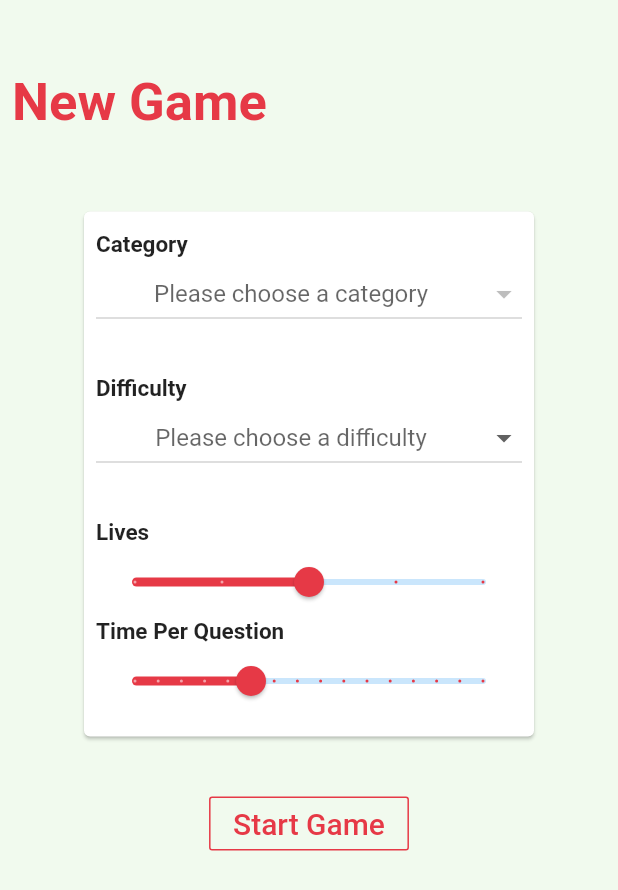
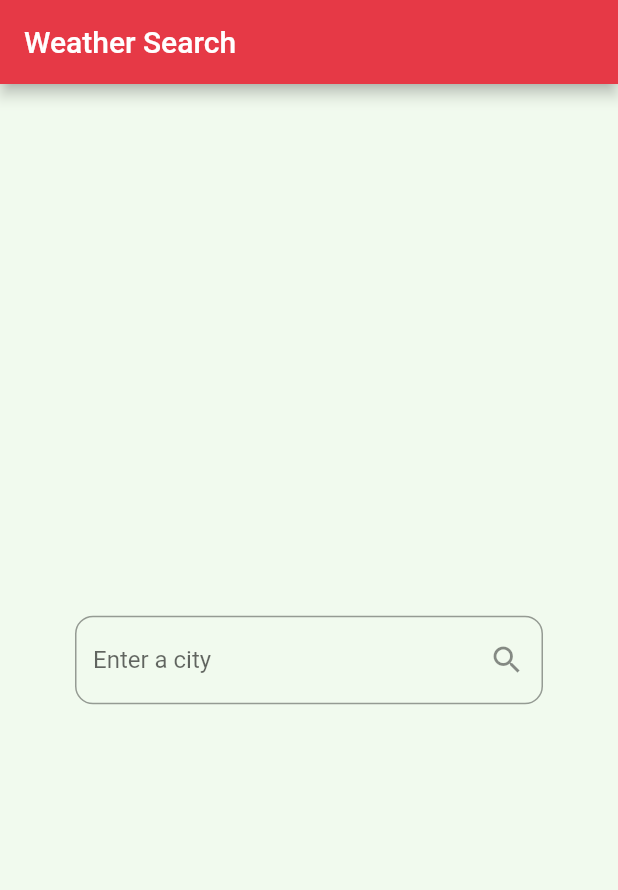
Before and after one commit to Gostis/Flutter_Trivia_App, a Flutter app: the screen it shows after launch, on a phone screen of 412 x 824 dp. Shown: the top 890 px of the screen. Run offline on Flutter 3.47's test engine with Material 2 defaults, Android fonts, the phone set to English and light mode, and no system bars; our stand-ins replace bloc, equatable, flutter_bloc.

Commit message:
Added temporary project for bloc

```diff
--- /dev/null
+++ b/lib/bloc/bloc.dart
@@ -0,0 +1,3 @@
+export 'weather_bloc.dart';
+export 'weather_event.dart';
+export 'weather_state.dart';
--- /dev/null
+++ b/lib/bloc/weather_bloc.dart
@@ -0,0 +1,41 @@
+import 'dart:async';
+import 'package:bloc/bloc.dart';
+import 'package:trivia_app/data/weather_repository.dart';
+import './bloc.dart';
+
+class WeatherBloc extends Bloc<WeatherEvent, WeatherState> {
+  final WeatherRepository weatherRepository;
+
+  //constructor
+  WeatherBloc(this.weatherRepository);
+
+  @override
+  WeatherState get initialState => WeatherInitial();
+
+  @override
+  Stream<WeatherState> mapEventToState(
+    WeatherEvent event,
+  ) async* {
+    //output to the stream: (yield)
+
+    //Start loading directly when new event arrives
+    yield WeatherLoading();
+
+    if (event is GetWeather) {
+      try {
+        final weather = await weatherRepository.fetchWeather(event.cityName);
+        yield WeatherLoaded(weather);
+      } on NetworkError {
+        yield WeatherError("Couldn't fetch weather");
+      }
+    } else if (event is GetDetailedWeather) {
+      try {
+        final weather =
+            await weatherRepository.fetchDetailedWeather(event.cityName);
+        yield WeatherLoaded(weather);
+      } on NetworkError {
+        yield WeatherError("Couldn't fetch detailed weather");
+      }
+    }
+  }
+}
--- /dev/null
+++ b/lib/bloc/weather_event.dart
@@ -0,0 +1,26 @@
+import 'package:equatable/equatable.dart';
+
+abstract class WeatherEvent extends Equatable {
+  const WeatherEvent();
+}
+
+//Usecases of the app
+class GetWeather extends WeatherEvent {
+  final String cityName;
+
+  //Ändrar inget om cityname blir samma 2 ggr i rad typ..
+  const GetWeather(this.cityName);
+
+  @override
+  List<Object> get props => [cityName];
+}
+
+class GetDetailedWeather extends WeatherEvent {
+  final String cityName;
+
+  //Ändrar inget om cityname blir samma 2 ggr i rad typ..
+  const GetDetailedWeather(this.cityName);
+
+  @override
+  List<Object> get props => [cityName];
+}
--- /dev/null
+++ b/lib/bloc/weather_state.dart
@@ -0,0 +1,36 @@
+import 'package:equatable/equatable.dart';
+import 'package:trivia_app/data/model/weather.dart';
+
+abstract class WeatherState extends Equatable {
+  const WeatherState();
+}
+
+class WeatherInitial extends WeatherState {
+  const WeatherInitial();
+
+  @override
+  List<Object> get props => [];
+}
+
+class WeatherLoading extends WeatherState {
+  const WeatherLoading();
+
+  @override
+  List<Object> get props => [];
+}
+
+class WeatherLoaded extends WeatherState {
+  final Weather weather;
+  const WeatherLoaded(this.weather);
+
+  @override
+  List<Object> get props => [this.weather];
+}
+
+class WeatherError extends WeatherState {
+  final String message;
+  const WeatherError(this.message);
+
+  @override
+  List<Object> get props => [this.message];
+}
--- /dev/null
+++ b/lib/data/model/weather.dart
@@ -0,0 +1,19 @@
+import 'package:equatable/equatable.dart';
+import 'package:meta/meta.dart';
+
+class Weather extends Equatable {
+  final String cityName;
+  final double temperatureCelsius;
+  final double temperatureFarenheit;
+
+  Weather({
+    @required this.cityName,
+    @required this.temperatureCelsius,
+    this.temperatureFarenheit,
+  });
+
+  @override
+  // For Equatable (value equality)
+  List<Object> get props =>
+      [cityName, temperatureCelsius, temperatureFarenheit];
+}
--- /dev/null
+++ b/lib/data/weather_repository.dart
@@ -0,0 +1,56 @@
+import 'dart:math';
+
+import 'model/weather.dart';
+
+abstract class WeatherRepository {
+  Future<Weather> fetchWeather(String cityName);
+  Future<Weather> fetchDetailedWeather(String cityName);
+}
+
+class FakeWeatherRepository implements WeatherRepository {
+  double cachedTempCelsius;
+
+  @override
+  Future<Weather> fetchWeather(String cityName) {
+    // Simulate network delay
+    return Future.delayed(
+      Duration(seconds: 1),
+      () {
+        final random = Random();
+
+        // Simulate some network error
+        if (random.nextBool()) {
+          throw NetworkError();
+        }
+
+        // Since we're inside a fake repository, we need to cache the temperature
+        // in order to have the same one returned in for the detailed weather
+        cachedTempCelsius = 20 + random.nextInt(15) + random.nextDouble();
+
+        // Return "fetched" weather
+        return Weather(
+          cityName: cityName,
+          // Temperature between 20 and 35.99
+          temperatureCelsius: cachedTempCelsius,
+        );
+      },
+    );
+  }
+
+  @override
+  Future<Weather> fetchDetailedWeather(String cityName) {
+    // Simulate network delay
+    return Future.delayed(
+      Duration(seconds: 1),
+      () {
+        return Weather(
+          cityName: cityName,
+          temperatureCelsius: cachedTempCelsius,
+          temperatureFarenheit: cachedTempCelsius * 1.8 + 32,
+        );
+      },
+    );
+  }
+}
+
+class NetworkError extends Error {}
--- a/lib/main.dart
+++ b/lib/main.dart
@@ -1,8 +1,12 @@
 import 'package:flutter/material.dart';
+import 'package:flutter_bloc/flutter_bloc.dart';
+import 'package:trivia_app/data/weather_repository.dart';
 
+import 'bloc/weather_bloc.dart';
 import 'screens/new_game.dart';
 import 'screens/start_screen.dart';
 import 'screens/game_screen.dart';
+import 'screens/weather_search_page.dart';
 
 void main() => runApp(MyApp());
 
@@ -21,10 +25,14 @@ class MyApp extends StatelessWidget {
           #457B9D
           #1D3557
           #474747
+          #E63946
           */
             // Define the default font family.
 
             scaffoldBackgroundColor: Color(0xffF1FAEE)),
-        home: NewGame());
+        home: BlocProvider(
+          create: (context) => WeatherBloc(FakeWeatherRepository()),
+          child: WeatherSearchPage(),
+        ));
   }
 }
--- /dev/null
+++ b/lib/screens/weather_search_page.dart
@@ -0,0 +1,114 @@
+import 'package:flutter/material.dart';
+import 'package:flutter_bloc/flutter_bloc.dart';
+import 'package:trivia_app/bloc/bloc.dart';
+import 'package:trivia_app/data/model/weather.dart';
+
+import 'weather_detail_page.dart';
+
+class WeatherSearchPage extends StatelessWidget {
+  @override
+  Widget build(BuildContext context) {
+    return Scaffold(
+      appBar: AppBar(
+        title: Text("Weather Search"),
+      ),
+      body: Container(
+          padding: EdgeInsets.symmetric(vertical: 16),
+          alignment: Alignment.center,
+          //TODO: Display the weather and loading indicator using Bloc
+          child: BlocListener<WeatherBloc, WeatherState>(
+            listener: (context, state) {
+              if (state is WeatherError) {
+                Scaffold.of(context)
+                    .showSnackBar(SnackBar(content: Text(state.message)));
+              }
+            },
+            child: BlocBuilder<WeatherBloc, WeatherState>(
+              builder: (context, state) {
+                if (state is WeatherInitial) {
+                  return buildInitialInput();
+                } else if (state is WeatherLoading) {
+                  return buildLoading();
+                } else if (state is WeatherLoaded) {
+                  return buildColumnWithData(context, state.weather);
+                } else if (state is WeatherError) {
+                  return buildInitialInput();
+                }
+              },
+            ),
+          )),
+    );
+  }
+
+  Widget buildInitialInput() {
+    return Center(
+      child: CityInputField(),
+    );
+  }
+
+  Widget buildLoading() {
+    return Center(
+      child: CircularProgressIndicator(),
+    );
+  }
+
+  Column buildColumnWithData(BuildContext context, Weather weather) {
+    return Column(
+      mainAxisAlignment: MainAxisAlignment.spaceEvenly,
+      children: <Widget>[
+        Text(
+          weather.cityName,
+          style: TextStyle(
+            fontSize: 40,
+            fontWeight: FontWeight.w700,
+          ),
+        ),
+        Text(
+          // Display the temperature with 1 decimal place
+          "${weather.temperatureCelsius.toStringAsFixed(1)} °C",
+          style: TextStyle(fontSize: 80),
+        ),
+        RaisedButton(
+          child: Text('See Details'),
+          color: Colors.lightBlue[100],
+          onPressed: () {
+            Navigator.of(context).push(MaterialPageRoute(
+              //USE A BLOCPROVIDER TO SEND VALUES WITH ROUTE
+              builder: (_) => BlocProvider.value(
+                value: BlocProvider.of<WeatherBloc>(context),
+                child: WeatherDetailPage(
+                  masterWeather: weather,
+                ),
+              ),
+            ));
+          },
+        ),
+        CityInputField(),
+      ],
+    );
+  }
+}
+
+class CityInputField extends StatelessWidget {
+  @override
+  Widget build(BuildContext context) {
+    return Padding(
+      padding: const EdgeInsets.symmetric(horizontal: 50),
+      child: TextField(
+        onSubmitted: (value) => submitCityName(context, value),
+        textInputAction: TextInputAction.search,
+        decoration: InputDecoration(
+          hintText: "Enter a city",
+          border: OutlineInputBorder(borderRadius: BorderRadius.circular(12)),
+          suffixIcon: Icon(Icons.search),
+        ),
+      ),
+    );
+  }
+
+  void submitCityName(BuildContext context, String cityName) {
+    //TODO: Fetch the weather from the repository and display it somehow
+    final weatherbloc = BlocProvider.of<WeatherBloc>(context);
+    weatherbloc.add(GetWeather(cityName));
+  }
+}
--- a/pubspec.yaml
+++ b/pubspec.yaml
@@ -24,6 +24,8 @@ dependencies:
   # Use with the CupertinoIcons class for iOS style icons.
   cupertino_icons: ^0.1.2
   http: ^0.12.0+4
+  flutter_bloc: ^3.1.0
+  equatable: ^1.0.2
 
 dev_dependencies:
   flutter_test:
```
Also changed, not shown: lib/screens/weather_detail_page.dart (added, +83 -0 lines), pubspec.lock.
